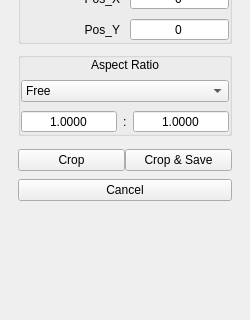
Qt form qimgv/gui/panels/croppanel/croppanel.ui (do-i/thumbgrid) before a commit; both pictures show x 0 to 250 and y 152 to 472 of the 250 by 554 pixel window.
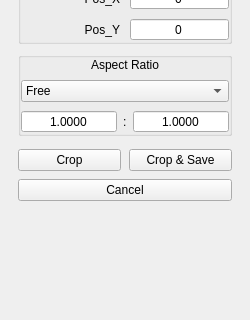
The same form after that commit. Custom widgets are drawn as their Qt base class.

```diff
--- a/qimgv/gui/panels/croppanel/croppanel.ui
+++ b/qimgv/gui/panels/croppanel/croppanel.ui
@@ -449,9 +449,6 @@
    </item>
    <item>
     <layout class="QHBoxLayout" name="horizontalLayout">
-     <property name="spacing">
-      <number>0</number>
-     </property>
      <property name="topMargin">
       <number>0</number>
      </property>
```
Left out of the diff: 4 changed lines with no effect on the pictures.
